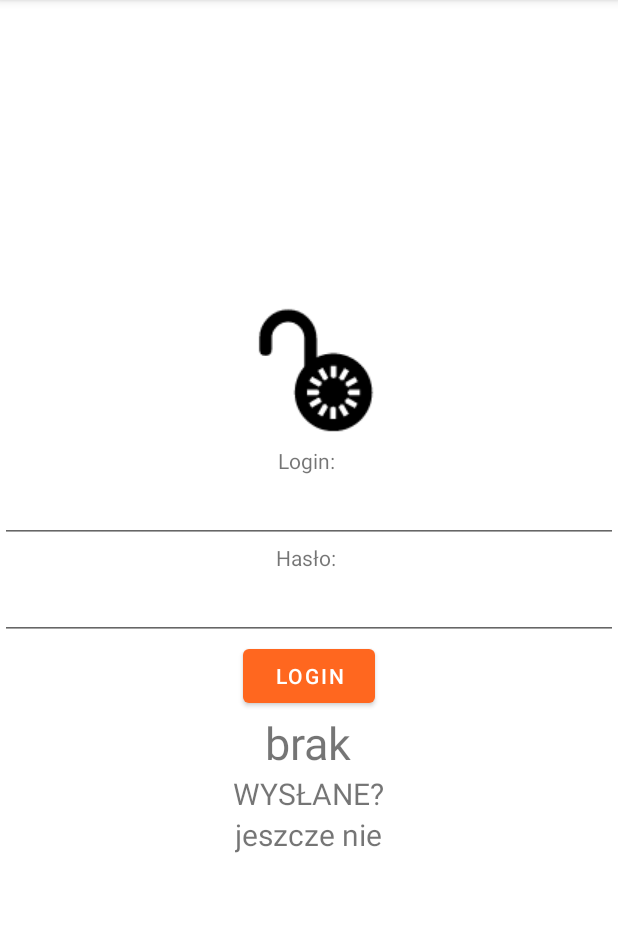
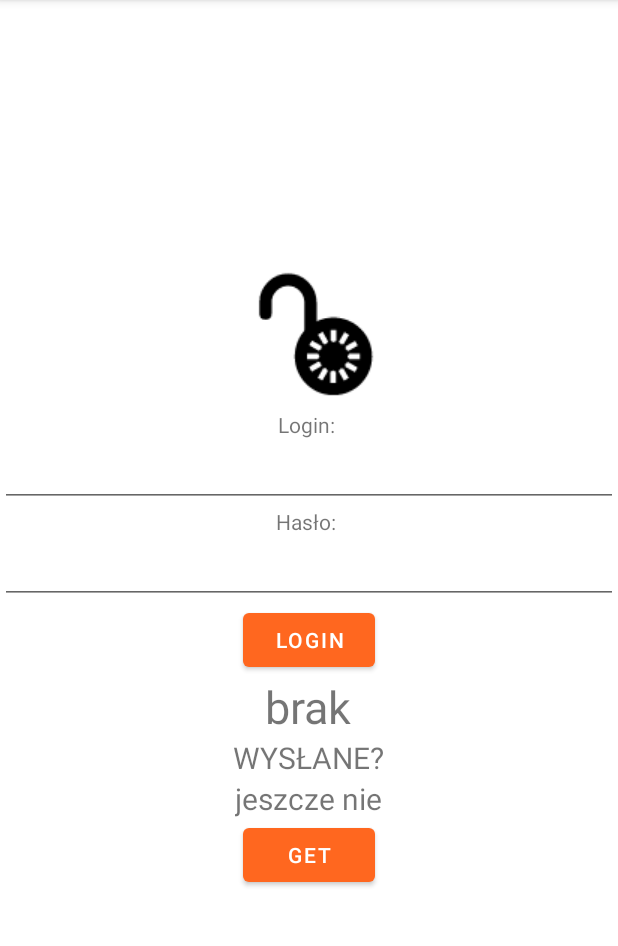
Before and after one commit to Anna-Surma/BEng-Thesis, an Android app: the screen it shows after launch (MainActivity), after a tap on "START", on a phone screen of 412 x 824 dp, the part 84-1030 px from its top. Run offline under Robolectric (Android 15) with nearby library versions, the phone set to English and light mode, and no system bars; network calls fail.

```diff
--- a/app/src/main/java/com/example/inzynierka_app/api/ApiClient.kt
+++ b/app/src/main/java/com/example/inzynierka_app/api/ApiClient.kt
@@ -1,34 +1,44 @@
 package com.example.inzynierka_app.api
 
 import android.content.Context
-import com.example.inzynierka_app.AuthInterceptor
+import android.util.Log
+import com.example.inzynierka_app.model.AuthInterceptor
 import com.example.inzynierka_app.model.Constants
 import okhttp3.OkHttpClient
 import retrofit2.Retrofit
 import retrofit2.converter.gson.GsonConverterFactory
 
 class ApiClient {
-    private lateinit var apiService: ApiService
 
-    fun getApiService(context: Context): ApiService {
-
-        // Initialize ApiService if not initialized yet
-        if (!::apiService.isInitialized) {
+    fun initialize(context: Context): ApiService {
+        Log.i("LoginINITIAL", "INITIAL")
+       // if (apiService == null) {
             val retrofit = Retrofit.Builder()
                 .baseUrl(Constants.BASE_URL)
                 .addConverterFactory(GsonConverterFactory.create())
-                .client(okhttpClient(context)) // Add our Okhttp client
+                .client(okhttpClient(context))
                 .build()
+            apiService = retrofit.create(ApiService::class.java)
+      //  }
 
-            apiService = retrofit.create(ApiService::class.java)
-        }
+        return apiService!!
+    }
 
-        return apiService
+    fun getService(context: Context):ApiService{
+        okhttpClient(context)
+        initialize(context)
+
+        return apiService!!
     }
 
     private fun okhttpClient(context: Context): OkHttpClient {
+        Log.i("LoginOkHttp", "OkHttp")
         return OkHttpClient.Builder()
             .addInterceptor(AuthInterceptor(context))
             .build()
     }
+
+    companion object{
+        var apiService: ApiService? = null
+    }
 }
--- a/app/src/main/java/com/example/inzynierka_app/api/ApiService.kt
+++ b/app/src/main/java/com/example/inzynierka_app/api/ApiService.kt
@@ -2,21 +2,16 @@ package com.example.inzynierka_app.api
 
 import com.example.inzynierka_app.model.*
 import retrofit2.Call
-import retrofit2.http.Body
-import retrofit2.http.GET
-import retrofit2.http.POST
+import retrofit2.http.*
 
 interface ApiService {
 
     @POST(Constants.LOGIN_URL)
     fun login(@Body request: LoginRequest): Call<LoginResponse>
 
-    @GET(Constants.LOGIN_URL)
-    fun fetchData(): Call<DataResponse>
+    @POST(Constants.LOGIN_URL)
+    fun readData(@Body request: ReadDataRequest): Call<DataResponse>
 
-    @POST(Constants.LOGIN_URL)
-    fun read_data(@Body request: ReadDataRequest): Call<DataResponse>
-
-    @POST(Constants.LOGIN_URL)
-    fun write_data(@Body request: WriteDataRequest): Call<DataResponse>
+//    @POST(Constants.LOGIN_URL)
+//    fun write_data(@Body request: WriteDataRequest): Call<DataResponse>
 }
--- a/app/src/main/java/com/example/inzynierka_app/model/SessionManager.kt
+++ b/app/src/main/java/com/example/inzynierka_app/model/SessionManager.kt
@@ -4,27 +4,37 @@ import android.content.Context
 import android.content.SharedPreferences
 import com.example.inzynierka_app.R
 
-class SessionManager(context: Context) {
-    private var prefs: SharedPreferences =
-        context.getSharedPreferences(context.getString(R.string.app_name), Context.MODE_PRIVATE)
+class SessionManager (context: Context) {
+    private var prefs: SharedPreferences = context.getSharedPreferences(context.getString(R.string.app_name), Context.MODE_PRIVATE)
 
     companion object {
-        const val USER_TOKEN = "token"
+        const val USER_TOKEN = "user_token"
     }
 
-    /**
-     * Function to save auth token
-     */
     fun saveAuthToken(token: String) {
         val editor = prefs.edit()
         editor.putString(USER_TOKEN, token)
         editor.apply()
     }
 
-    /**
-     * Function to fetch auth token
-     */
     fun fetchAuthToken(): String? {
         return prefs.getString(USER_TOKEN, null)
     }
 }
+//class SessionManager (context: Context) {
+//    private var prefs: SharedPreferences = context.getSharedPreferences(context.getString(R.string.app_name), Context.MODE_PRIVATE)
+//
+//    companion object {
+//        const val USER_TOKEN = "token"
+//    }
+//
+//    fun saveAuthToken(token: String) {
+//        val editor = prefs.edit()
+//        editor.putString(USER_TOKEN, token)
+//        editor.apply()
+//    }
+//
+//    fun fetchAuthToken(): String? {
+//        return prefs.getString(USER_TOKEN, null)
+//    }
+//}
--- a/app/src/main/res/layout/fragment_login.xml
+++ b/app/src/main/res/layout/fragment_login.xml
@@ -74,6 +74,13 @@
             android:textSize="20sp">
         </TextView>
 
+        <Button
+            android:id="@+id/get_button"
+            android:layout_width="wrap_content"
+            android:layout_height="wrap_content"
+            android:text="GET">
+        </Button>
+
     </LinearLayout>
 
 </FrameLayout>
```
Also changed, not shown: app/src/main/java/com/example/inzynierka_app/fragment/LoginFragment.kt (+101 -72 lines), app/src/main/java/com/example/inzynierka_app/model/AuthInterceptor.kt (renamed from app/src/main/java/com/example/inzynierka_app/AuthInterceptor.kt, +5 -6 lines).
